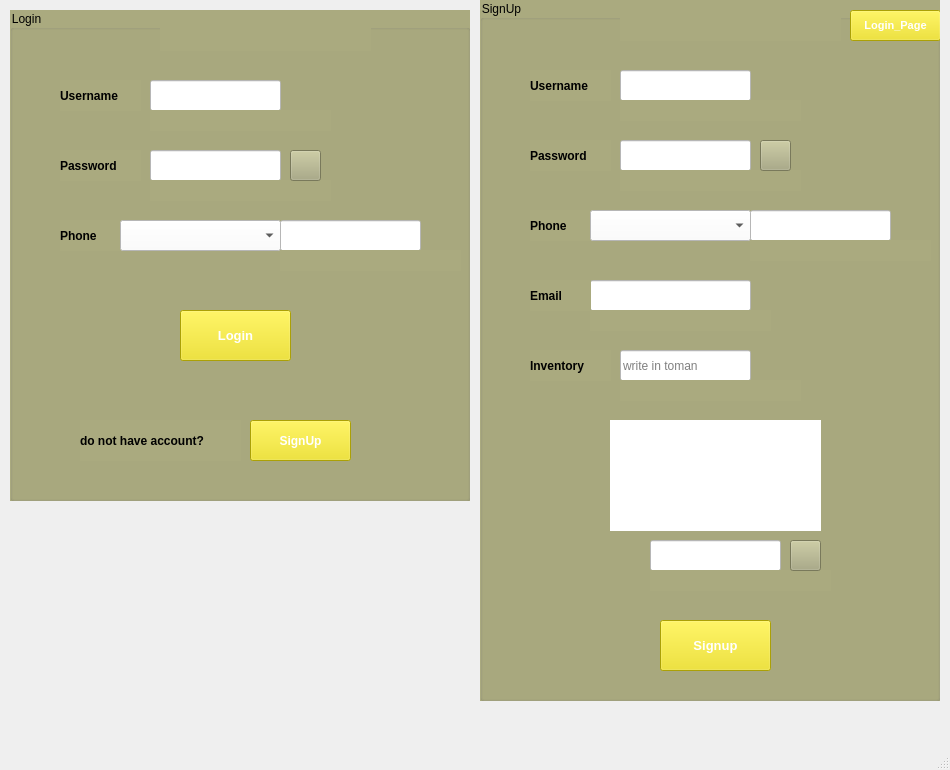
Parsazahedian/Farm_fum_1402, file login_or_signup_page.ui: the form before one commit.
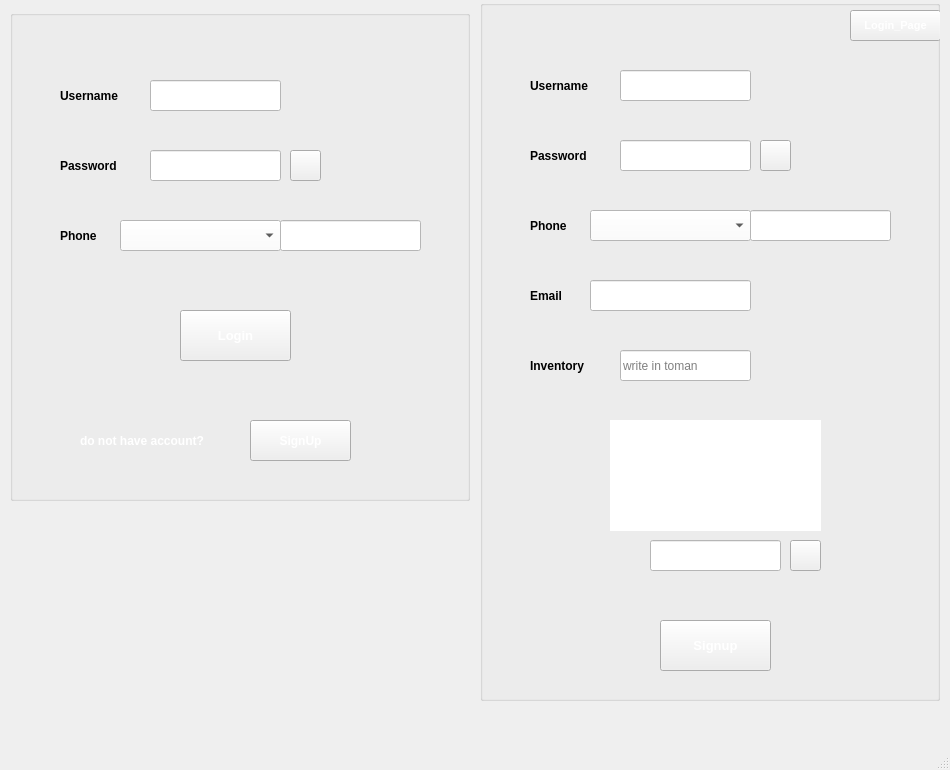
The form after the commit. Icons and pictures are not drawn.

Commit message: Add_Background_for_pages_and_change_the_text_and_design

```diff
--- a/login_or_signup_page.ui
+++ b/login_or_signup_page.ui
@@ -32,10 +32,10 @@
      </font>
     </property>
     <property name="styleSheet">
-     <string notr="true">background-color: rgb(170, 170, 127);</string>
+     <string notr="true"/>
     </property>
     <property name="title">
-     <string>Login</string>
+     <string/>
     </property>
     <widget class="QLineEdit" name="lineEdit">
      <property name="geometry">
@@ -83,7 +83,7 @@
       </font>
      </property>
      <property name="styleSheet">
-      <string notr="true"/>
+      <string notr="true">color: rgb(255, 255, 255);</string>
      </property>
      <property name="text">
       <string>do not have account?</string>
@@ -106,7 +106,7 @@
       </font>
      </property>
      <property name="styleSheet">
-      <string notr="true">background-color: rgb(239, 224, 9);
+      <string notr="true">
 color: qlineargradient(spread:pad, x1:0, y1:0, x2:1, y2:0, stop:0 rgba(0, 0, 0, 255), stop:1 rgba(255, 255, 255, 255));</string>
      </property>
      <property name="text">
@@ -130,7 +130,7 @@
       </font>
      </property>
      <property name="styleSheet">
-      <string notr="true">background-color: rgb(239, 224, 9);
+      <string notr="true">
 color: qlineargradient(spread:pad, x1:0, y1:0, x2:1, y2:0, stop:0 rgba(0, 0, 0, 255), stop:1 rgba(255, 255, 255, 255));
 </string>
      </property>
@@ -194,7 +194,7 @@
       </rect>
      </property>
      <property name="styleSheet">
-      <string notr="true">color: rgb(255, 0, 0);</string>
+      <string notr="true">color: rgb(255, 255, 255);</string>
      </property>
      <property name="text">
       <string/>
@@ -209,8 +209,14 @@
        <height>21</height>
       </rect>
      </property>
+     <property name="font">
+      <font>
+       <weight>50</weight>
+       <bold>false</bold>
+      </font>
+     </property>
      <property name="styleSheet">
-      <string notr="true">color: rgb(255, 0, 0);</string>
+      <string notr="true">color: rgb(255, 255, 255);</string>
      </property>
      <property name="text">
       <string/>
@@ -275,7 +281,7 @@
       </rect>
      </property>
      <property name="styleSheet">
-      <string notr="true">color: rgb(255, 0, 0);</string>
+      <string notr="true">color: qlineargradient(spread:pad, x1:0, y1:0, x2:1, y2:0, stop:0 rgba(0, 0, 0, 255), stop:1 rgba(255, 255, 255, 255));</string>
      </property>
      <property name="text">
       <string/>
@@ -314,7 +320,7 @@
       </font>
      </property>
      <property name="styleSheet">
-      <string notr="true">color: qconicalgradient(cx:0, cy:0, angle:135, stop:0 rgba(255, 255, 0, 69), stop:0.375 rgba(255, 255, 0, 69), stop:0.423533 rgba(251, 255, 0, 145), stop:0.45 rgba(247, 255, 0, 208), stop:0.477581 rgba(255, 244, 71, 130), stop:0.518717 rgba(255, 218, 71, 130), stop:0.55 rgba(255, 255, 0, 255), stop:0.57754 rgba(255, 203, 0, 130), stop:0.625 rgba(255, 255, 0, 69), stop:1 rgba(255, 255, 0, 69));</string>
+      <string notr="true">color: qlineargradient(spread:pad, x1:0, y1:0, x2:1, y2:0, stop:0 rgba(0, 0, 0, 255), stop:1 rgba(255, 255, 255, 255));</string>
      </property>
      <property name="text">
       <string/>
@@ -336,10 +342,10 @@
      </font>
     </property>
     <property name="styleSheet">
-     <string notr="true">background-color: rgb(170, 170, 127);</string>
+     <string notr="true"/>
     </property>
     <property name="title">
-     <string>SignUp</string>
+     <string/>
     </property>
     <widget class="QLineEdit" name="lineEdit_3">
      <property name="geometry">
@@ -489,7 +495,7 @@
       </font>
      </property>
      <property name="styleSheet">
-      <string notr="true">background-color: rgb(239, 224, 9);
+      <string notr="true">
 color: qlineargradient(spread:pad, x1:0, y1:0, x2:1, y2:0, stop:0 rgba(0, 0, 0, 255), stop:1 rgba(255, 255, 255, 255));</string>
      </property>
      <property name="text">
@@ -654,7 +660,7 @@
       </rect>
      </property>
      <property name="styleSheet">
-      <string notr="true">color: rgb(255, 0, 0);</string>
+      <string notr="true">color: rgb(255, 255, 255);</string>
      </property>
      <property name="text">
       <string/>
@@ -670,7 +676,7 @@
       </rect>
      </property>
      <property name="styleSheet">
-      <string notr="true">color: rgb(255, 0, 0);</string>
+      <string notr="true">color: rgb(255, 255, 255);</string>
      </property>
      <property name="text">
       <string/>
@@ -686,7 +692,7 @@
       </rect>
      </property>
      <property name="styleSheet">
-      <string notr="true">color: rgb(255, 0, 0);</string>
+      <string notr="true">color: rgb(255, 255, 255);</string>
      </property>
      <property name="text">
       <string/>
@@ -702,7 +708,7 @@
       </rect>
      </property>
      <property name="styleSheet">
-      <string notr="true">color: rgb(255, 0, 0);</string>
+      <string notr="true">color: rgb(255, 255, 255);</string>
      </property>
      <property name="text">
       <string/>
@@ -718,7 +724,7 @@
       </rect>
      </property>
      <property name="styleSheet">
-      <string notr="true">color: rgb(255, 0, 0);</string>
+      <string notr="true">color: rgb(255, 255, 255);</string>
      </property>
      <property name="text">
       <string/>
@@ -734,7 +740,7 @@
       </rect>
      </property>
      <property name="styleSheet">
-      <string notr="true">color: rgb(255, 0, 0);</string>
+      <string notr="true">color: rgb(255, 255, 255);</string>
      </property>
      <property name="text">
       <string/>
@@ -789,7 +795,7 @@
       </font>
      </property>
      <property name="styleSheet">
-      <string notr="true">color: qconicalgradient(cx:0, cy:0, angle:135, stop:0 rgba(255, 255, 0, 69), stop:0.375 rgba(255, 255, 0, 69), stop:0.423533 rgba(251, 255, 0, 145), stop:0.45 rgba(247, 255, 0, 208), stop:0.477581 rgba(255, 244, 71, 130), stop:0.518717 rgba(255, 218, 71, 130), stop:0.55 rgba(255, 255, 0, 255), stop:0.57754 rgba(255, 203, 0, 130), stop:0.625 rgba(255, 255, 0, 69), stop:1 rgba(255, 255, 0, 69));</string>
+      <string notr="true">color: qlineargradient(spread:pad, x1:0, y1:0, x2:1, y2:0, stop:0 rgba(0, 0, 0, 255), stop:1 rgba(255, 255, 255, 255));</string>
      </property>
      <property name="text">
       <string/>
@@ -812,7 +818,7 @@
       </font>
      </property>
      <property name="styleSheet">
-      <string notr="true">background-color: rgb(239, 224, 9);
+      <string notr="true">
 color: qlineargradient(spread:pad, x1:0, y1:0, x2:1, y2:0, stop:0 rgba(0, 0, 0, 255), stop:1 rgba(255, 255, 255, 255));</string>
      </property>
      <property name="text">
```
The commit also changes 4 other files.
